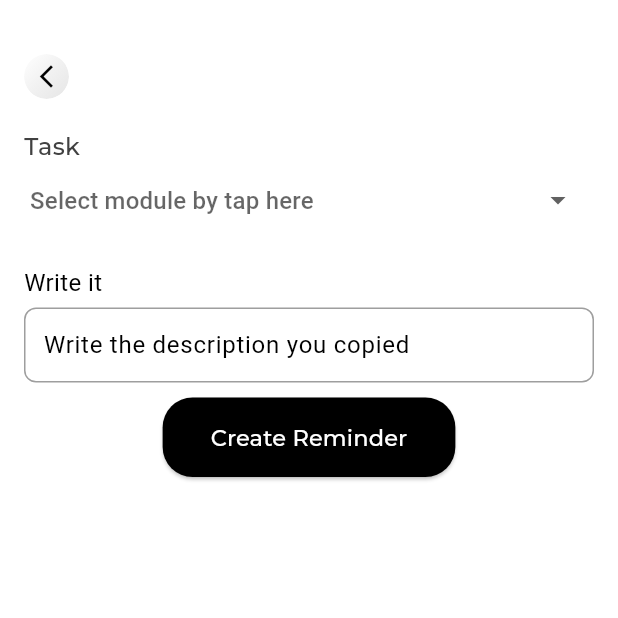
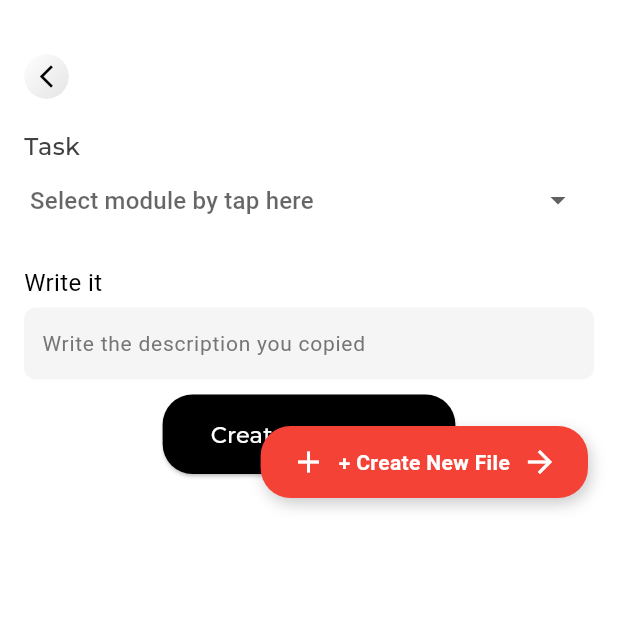
Before and after one commit to abhijithms1213/ReviewRush, a Flutter app: the TaskCreationScreen screen opened directly, on a phone screen of 412 x 824 dp, the top half of it. Run offline on Flutter 3.47's test engine with Material 3 defaults, Android fonts, the phone set to English and light mode, and no system bars; our stand-ins replace google_fonts; Roboto replaces fonts that are missing (Khula).

Commit message:
added side button

```diff
--- a/reviewrush/lib/features/home/presentation/screens/task_creation_ui.dart
+++ b/reviewrush/lib/features/home/presentation/screens/task_creation_ui.dart
@@ -1,4 +1,3 @@
-import 'dart:ui'; // Needed for BackdropFilter
 import 'package:flutter/material.dart';
 import 'package:google_fonts/google_fonts.dart';
 import 'package:reviewrush/core/constants/fonts.dart';
@@ -14,7 +13,9 @@ class TaskCreationScreen extends StatelessWidget {
 
     return Scaffold(
       backgroundColor: const Color.fromARGB(253, 255, 255, 255),
-      body: Padding(
+      body: Stack(
+        children: [
+          Padding(
             padding: const EdgeInsets.all(16.0),
             child: SingleChildScrollView(
               child: Column(
@@ -24,7 +25,6 @@ class TaskCreationScreen extends StatelessWidget {
                   Stack(
                     alignment: Alignment.center,
                     children: [
-                  // Apply blur effect
                       ClipRRect(
                         borderRadius: BorderRadius.circular(50),
                         child: Container(
@@ -45,7 +45,6 @@ class TaskCreationScreen extends StatelessWidget {
                           ),
                         ),
                       ),
-                  // CircleAvatar with the icon
                       const CircleAvatar(
                         radius: 14,
                         backgroundColor: Colors.transparent,
@@ -102,19 +101,24 @@ class TaskCreationScreen extends StatelessWidget {
                   const SizedBox(height: 20),
                   Text("Write it", style: GoogleFonts.khula(fontSize: 16)),
                   khbox5,
+                  // Updated TextField styling
                   Container(
                     padding: const EdgeInsets.symmetric(horizontal: 12),
                     decoration: BoxDecoration(
-                  color: Colors.white,
+                      color: const Color.fromARGB(255, 245, 245, 245),
                       borderRadius: BorderRadius.circular(8),
-                  border: Border.all(color: Colors.grey),
                     ),
                     child: TextField(
                       controller: planController,
-                  decoration: const InputDecoration(
+                      decoration: InputDecoration(
                         hintText: "Write the description you copied",
+                        hintStyle: TextStyle(
+                          color: Colors.grey[600],
+                          fontSize: 14,
+                        ),
                         border: InputBorder.none,
                       ),
+                      style: GoogleFonts.khula(fontSize: 16, color: Colors.black),
                       maxLines: null,
                       keyboardType: TextInputType.multiline,
                     ),
@@ -143,6 +147,48 @@ class TaskCreationScreen extends StatelessWidget {
               ),
             ),
           ),
+
+        // Positioned button at the bottom right
+          Positioned(
+            bottom: 20,
+            right: 20,
+            child: GestureDetector(
+              onTap: () {
+                // Handle button tap here
+              },
+              child: Container(
+                decoration: BoxDecoration(
+                  color: Colors.red,
+                  borderRadius: BorderRadius.circular(20),
+                  boxShadow: [
+                    BoxShadow(
+                      color: Colors.black.withOpacity(0.2),
+                      blurRadius: 8,
+                      offset: Offset(2, 4),
+                    ),
+                  ],
+                ),
+                padding: const EdgeInsets.symmetric(vertical: 12, horizontal: 20),
+                child: Row(
+                  mainAxisSize: MainAxisSize.min,
+                  children: [
+                    const Icon(Icons.add, color: Colors.white),
+                    const SizedBox(width: 8),
+                    Text(
+                      "+ Create New File",
+                      style: TextStyle(
+                        color: Colors.white,
+                        fontWeight: FontWeight.bold,
+                      ),
+                    ),
+                    const SizedBox(width: 8),
+                    const Icon(Icons.arrow_forward, color: Colors.white),
+                  ],
+                ),
+              ),
+            ),
+          ), ],
+      ),
     );
   }
 }
```
Lines whose indentation alone changed are shown as unchanged.
